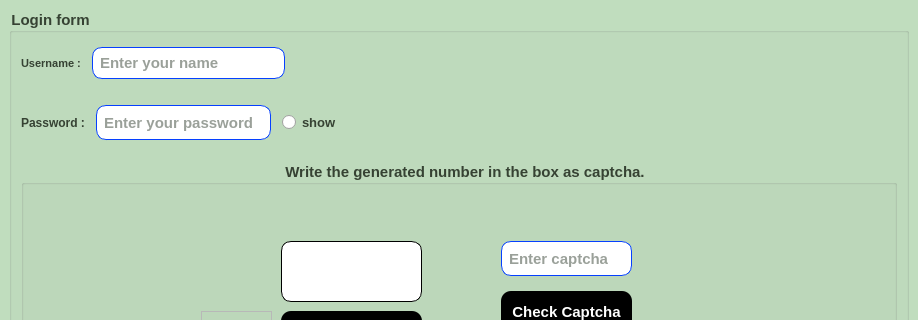
The window that 1widget/loginpage.ui (ArashTLO/Projob) describes before a commit, drawn with Qt 5; both pictures show x 0 to 918 and y 0 to 320 of the 918 by 553 pixel window.
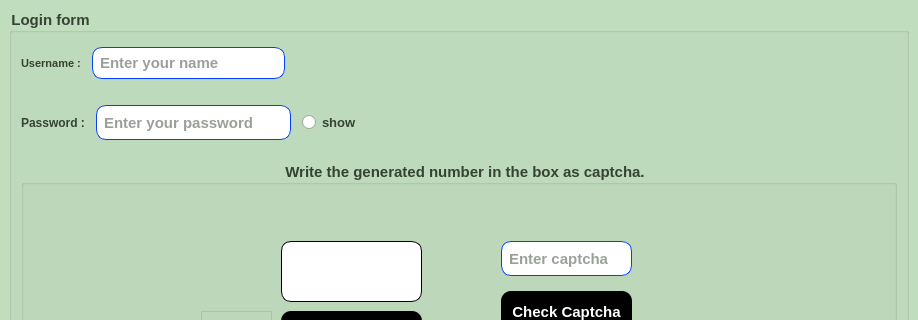
The same window after the commit. Icons and pictures are not drawn.

The edit to the form file:
```diff
--- a/1widget/loginpage.ui
+++ b/1widget/loginpage.ui
@@ -406,9 +406,12 @@
              <property name="orientation">
               <enum>Qt::Horizontal</enum>
              </property>
+             <property name="sizeType">
+              <enum>QSizePolicy::Preferred</enum>
+             </property>
              <property name="sizeHint" stdset="0">
               <size>
-               <width>40</width>
+               <width>126</width>
                <height>40</height>
               </size>
              </property>
```
Left out of the diff: 2 changed lines with no effect on the pictures.
